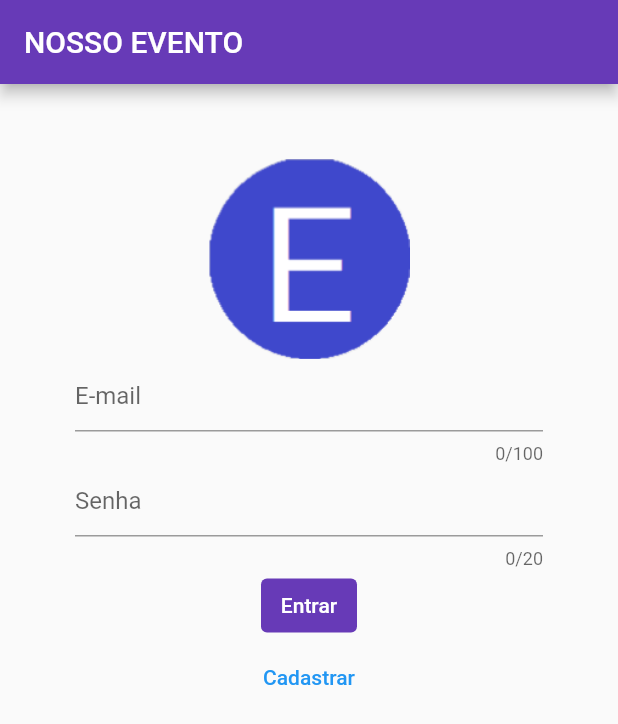
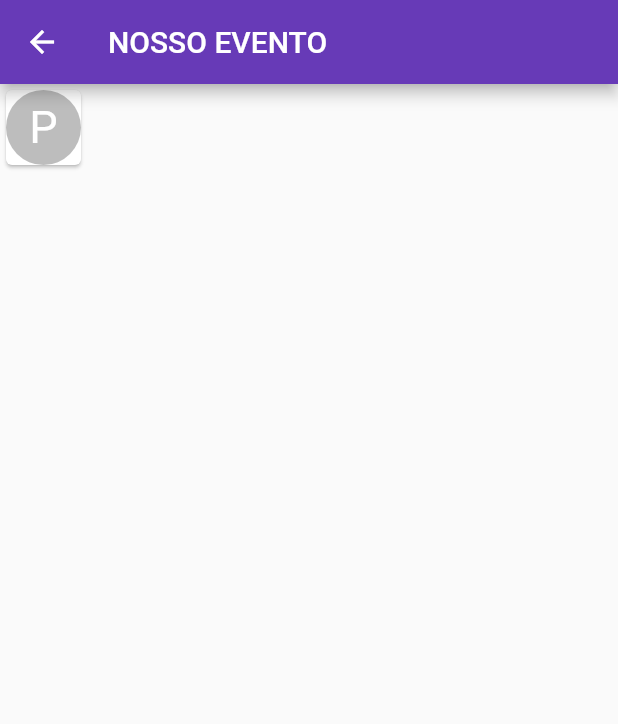
Before and after one commit to bfjeje/flutter_evento_app, a Flutter app: the screen it shows after launch, after a tap on "Entrar", on a phone screen of 412 x 824 dp. Shown: the top 724 px of the screen. Run offline on Flutter 3.47's test engine with Material 2 defaults, Android fonts, the phone set to English and light mode, and no system bars.

Commit message:
Added first list and item inside the event_screen.dart

```diff
--- /dev/null
+++ b/lib/view/event_screen.dart
@@ -0,0 +1,58 @@
+import 'package:flutter/material.dart';
+
+class EventScreen extends StatefulWidget {
+  const EventScreen({super.key});
+
+  @override
+  State<EventScreen> createState() => _EventScreenState();
+}
+
+class _EventScreenState extends State<EventScreen> {
+  List<dynamic> atividades = List.empty(growable: true);
+  Map<String, String> atividade = {"palestrante": "Paulo dos Santos",
+  "titulo": "A informação na nação brasileira"};
+
+  @override
+  Widget build(BuildContext context) {
+    atividades.add(atividade);
+    return Scaffold(
+      appBar: AppBar(
+        title: Text(
+          "NOSSO EVENTO",
+          style: TextStyle(color: Colors.white),
+        ),
+        backgroundColor: Colors.deepPurple,
+      ),
+      body: Scaffold(
+        body: Column(
+          children: [
+            Flexible(
+              flex: 0,
+                child: Container(
+              width: 0.0,
+              height: 0.0,
+            )),
+            Flexible(
+              flex: 1,
+                child: atividades.isNotEmpty
+                    ? _listagem(context)
+                    : Container(
+                        child: Center(child: Text("Não há atividades cadastradas!")),
+                      ))
+          ],
+        ),
+      ),
+    );
+  }
+
+  Widget _listagem(BuildContext context) {
+    atividades.add(atividade);
+    return Card(
+      child: CircleAvatar(
+        backgroundColor: Colors.black26,
+        radius: 25,
+        child: Text("P", style: TextStyle(fontSize: 30.0, color: Colors.white),),
+      ),
+    );
+  }
+}
--- a/lib/view/login_screen.dart
+++ b/lib/view/login_screen.dart
@@ -1,5 +1,7 @@
 import 'package:flutter/material.dart';
 import 'package:flutter_evento_app/view/signup_screen.dart';
+
+import 'event_screen.dart';
 
 class LoginScreen extends StatefulWidget {
   const LoginScreen({super.key});
@@ -83,5 +85,7 @@ class _LoginScreenState extends State<LoginScreen> {
     );
   }
 
-  void _login(BuildContext context) {}
+  void _login(BuildContext context) {
+    Navigator.push(context, MaterialPageRoute(builder: (BuildContext context) => EventScreen()));
+  }
 }
```
